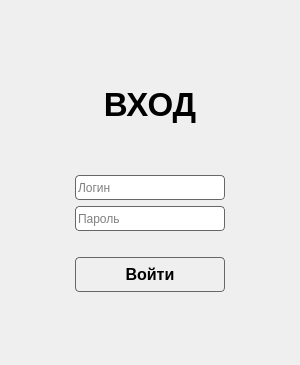
The window that UIfiles/loginform.ui (ZXTIKK/ProjectUnic) describes before a commit, drawn with Qt 5.
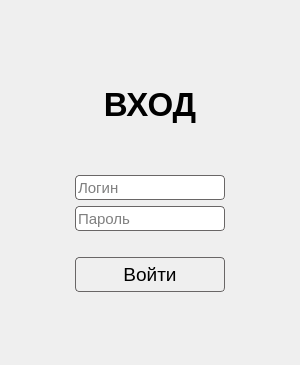
The same window after the commit.

What changed in the file:
```diff
--- a/UIfiles/loginform.ui
+++ b/UIfiles/loginform.ui
@@ -68,9 +68,9 @@
      <property name="font">
       <font>
        <family>Leelawadee UI</family>
-       <pointsize>12</pointsize>
+       <pointsize>14</pointsize>
        <italic>false</italic>
-       <bold>true</bold>
+       <bold>false</bold>
       </font>
      </property>
      <property name="cursor">
@@ -127,12 +127,13 @@
      <property name="maximumSize">
       <size>
        <width>250</width>
-       <height>26</height>
+       <height>100</height>
       </size>
      </property>
      <property name="font">
       <font>
        <family>Leelawadee UI</family>
+       <pointsize>11</pointsize>
       </font>
      </property>
      <property name="cursor">
@@ -170,12 +171,13 @@
      <property name="maximumSize">
       <size>
        <width>250</width>
-       <height>26</height>
+       <height>100</height>
       </size>
      </property>
      <property name="font">
       <font>
        <family>Leelawadee UI</family>
+       <pointsize>11</pointsize>
       </font>
      </property>
      <property name="styleSheet">
```
